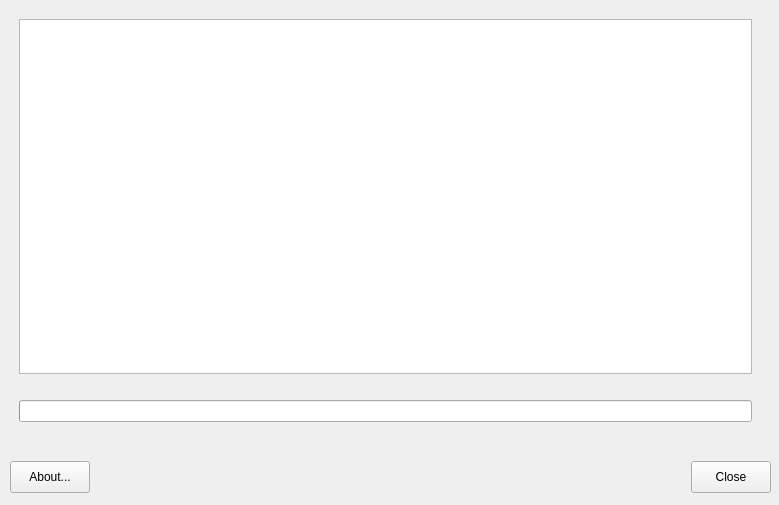
Qt form mxwelcome.ui (MX-Linux/mx-welcome) before a commit.
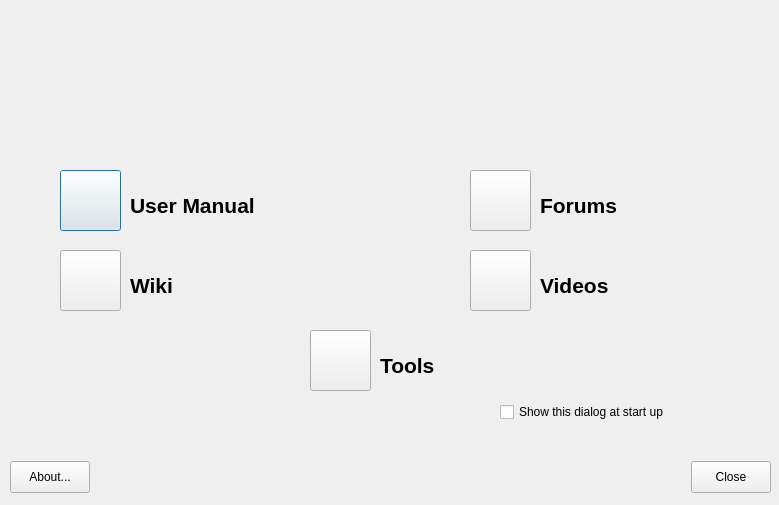
The same form after that commit. The open tabs and pages were chosen to show the change. Icons and pictures are not drawn.

Patch:
```diff
--- a/mxwelcome.ui
+++ b/mxwelcome.ui
@@ -240,35 +240,8 @@
      </property>
     </widget>
    </widget>
-   <widget class="QWidget" name="outputPage">
-    <layout class="QVBoxLayout" name="verticalLayout_2">
-     <item>
-      <widget class="QTextBrowser" name="outputBox"/>
-     </item>
-     <item>
-      <widget class="QLabel" name="outputLabel">
-       <property name="text">
-        <string/>
-       </property>
-       <property name="wordWrap">
-        <bool>true</bool>
-       </property>
-      </widget>
-     </item>
-     <item>
-      <widget class="QProgressBar" name="progressBar">
-       <property name="value">
-        <number>0</number>
-       </property>
-       <property name="textVisible">
-        <bool>false</bool>
-       </property>
-      </widget>
-     </item>
-    </layout>
-   </widget>
   </widget>
-  <widget class="QWidget" name="">
+  <widget class="QWidget" name="layoutWidget">
    <property name="geometry">
     <rect>
      <x>10</x>
```
Left out of the diff: 40 changed lines with no effect on the pictures.
